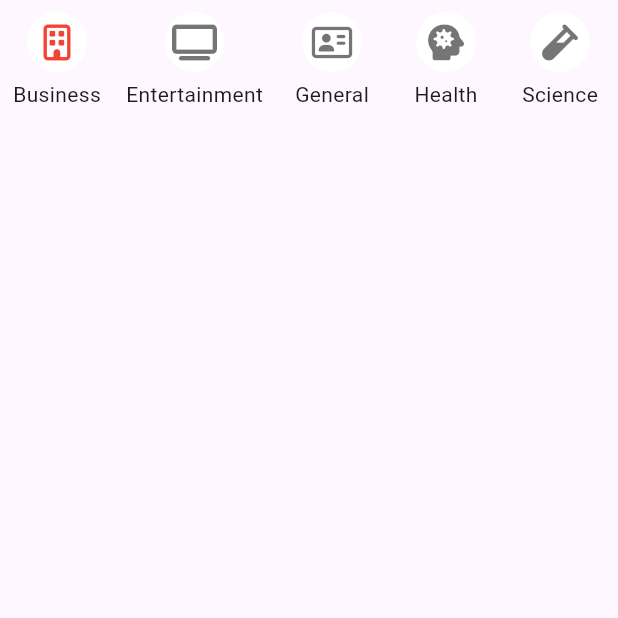
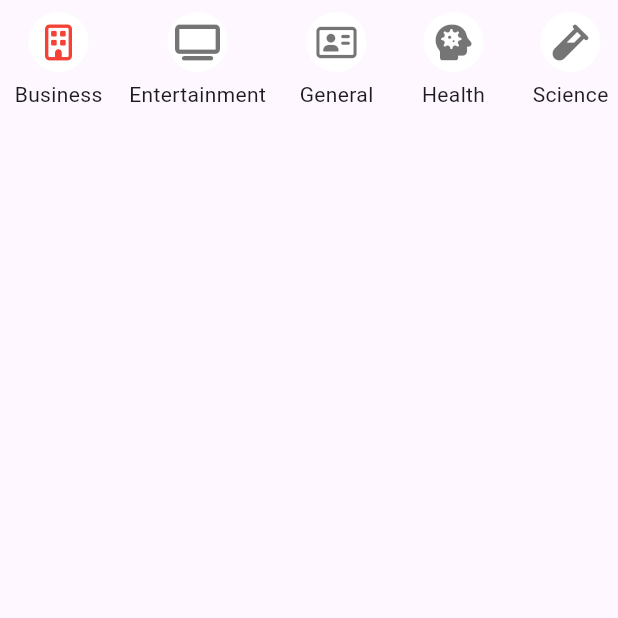
Before and after one commit to AldoRH/News-App-Flutter, a Flutter app: the Tab2Screen screen opened directly, on a phone screen of 412 x 824 dp, the top half of it. Run offline on Flutter 3.47's test engine with Material 3 defaults, Android fonts, the phone set to English and light mode, and no system bars; our stand-ins replace flutter_dotenv, font_awesome_flutter; network calls fail.

Commit message:
AldoRomero_Cambio de texto

```diff
--- a/lib/screens/tab2_screen.dart
+++ b/lib/screens/tab2_screen.dart
@@ -82,7 +82,7 @@ class _CategoryButton extends StatelessWidget {
       child: Container(
         width: 40,
         height: 40,
-        margin: const EdgeInsets.symmetric(horizontal: 10),
+        margin: const EdgeInsets.symmetric(horizontal: 11),
         decoration: const BoxDecoration(
           shape: BoxShape.circle,
           color: Colors.white
```
